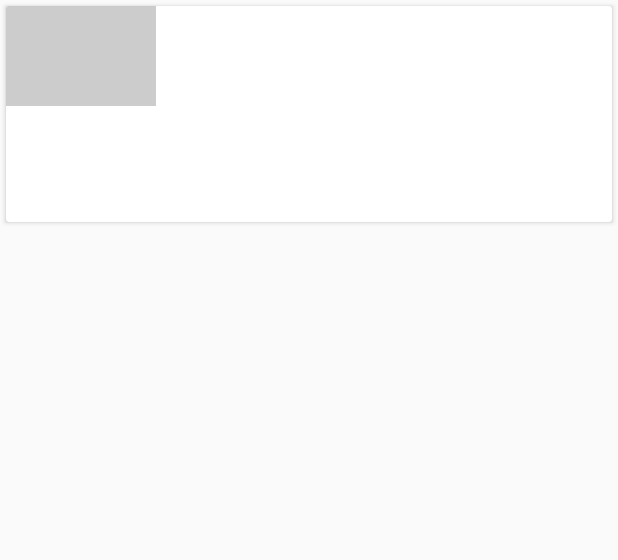
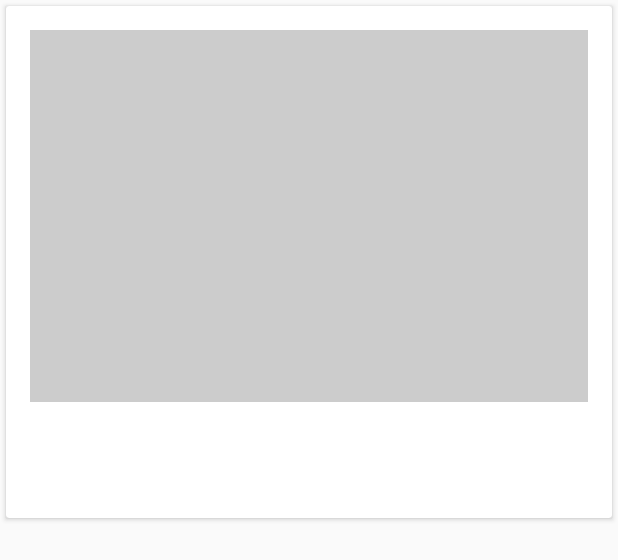
Before and after one commit to trogdan/NanoReader, an Android app: the layout list_item_article.xml on its own in the app's theme, with its tools: preview values and no code run, on a phone screen of 412 x 824 dp. Shown: the top 560 px of the screen. Run offline under Robolectric (Android 15) with nearby library versions, the phone set to English and light mode, and no system bars.

Commit message:
Let the list images take up more room within reason, show them off

```diff
--- a/XYZReader/src/main/res/layout/list_item_article.xml
+++ b/XYZReader/src/main/res/layout/list_item_article.xml
@@ -18,8 +18,13 @@
         <!--suppress AndroidLintContentDescription -->
         <com.example.xyzreader.ui.DynamicHeightNetworkImageView
             android:id="@+id/thumbnail"
-            android:layout_width="100dp"
+            android:layout_width="match_parent"
             android:layout_height="100dp"
+            android:layout_marginTop="16dp"
+            android:layout_marginStart="16dp"
+            android:layout_marginLeft="16dp"
+            android:layout_marginEnd="16dp"
+            android:layout_marginRight="16dp"
             android:background="@color/photo_placeholder" />
 
         <TextView
```
